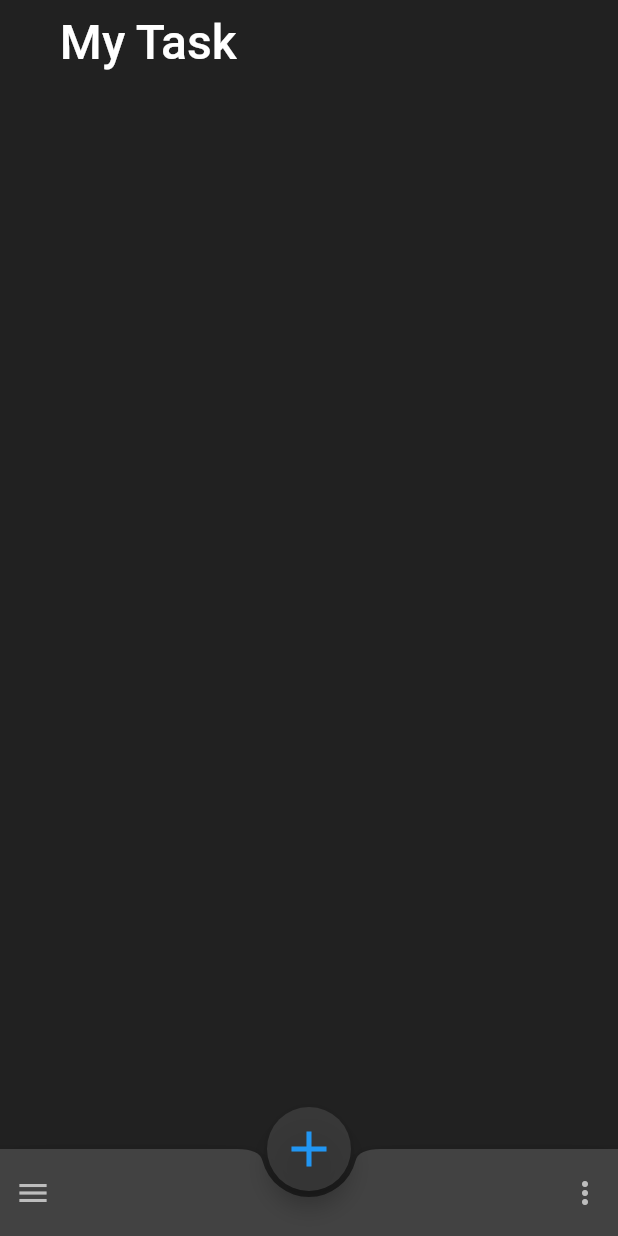
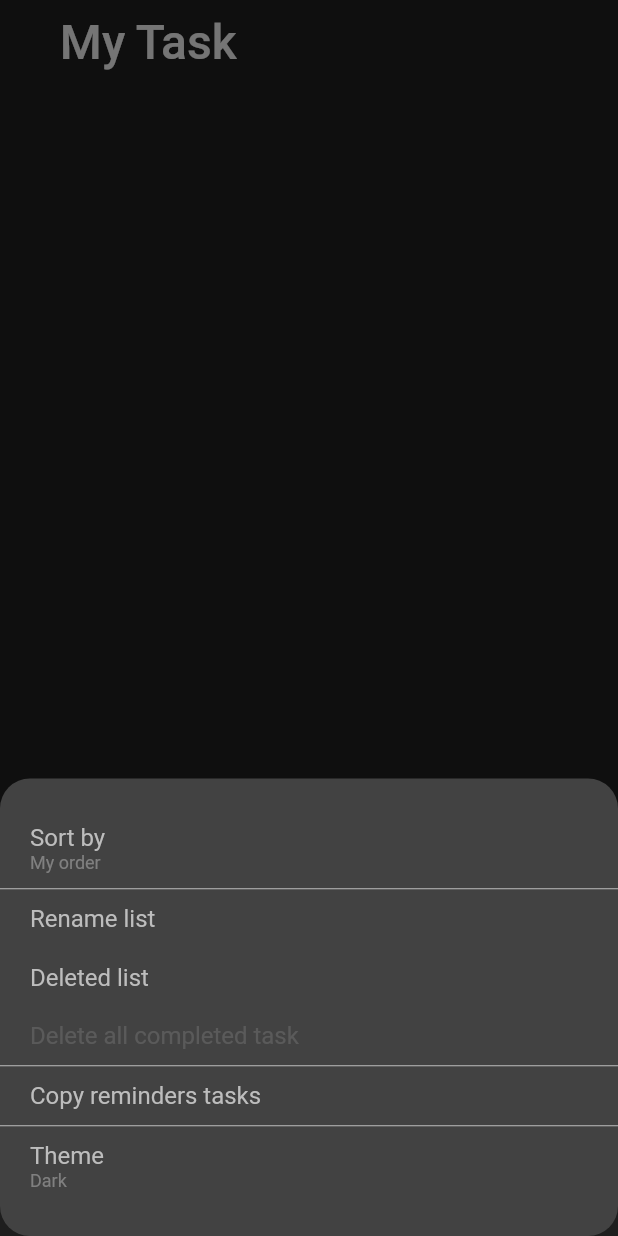
Before and after one commit to TalebRafiepour/GoogleTask, a Flutter app: the screen it shows after launch, after a tap on the "more vert" icon, on a phone screen of 412 x 824 dp. Run offline on Flutter 3.47's test engine with Material 2 defaults, Android fonts, the phone set to English and light mode, and no system bars; missing offline and left inert: flutter_rounded_date_picker.

Commit message:
step2, add 'createTaskDialog' and 'moreOption' widget and fix keyboard scroll page to up

```diff
--- a/lib/hamburgers_list.dart
+++ b/lib/hamburgers_list.dart
@@ -5,9 +5,10 @@ class HamburgersList extends StatelessWidget {
   @override
   Widget build(BuildContext context) {
     return Container(
-      padding: EdgeInsets.only(bottom: normalPadding),
+      padding: EdgeInsets.only(bottom: normalSpace),
       decoration: BoxDecoration(
         color: grayColor,
+        borderRadius: BorderRadius.all(Radius.circular(normalSpace)),
       ),
       child: Column(
         mainAxisSize: MainAxisSize.min,
@@ -27,7 +28,6 @@ class HamburgersList extends StatelessWidget {
             height: 1,
             color: lightGrayColor,
           ),
-
           ListTile(
             leading: Icon(
               Icons.feedback,
@@ -43,40 +43,39 @@ class HamburgersList extends StatelessWidget {
             height: 1,
             color: lightGrayColor,
           ),
-
           ListTile(
             title: Text(
               "Open-source licenses",
               style: TextStyle(fontSize: smallTextSize, color: lightGrayColor),
             ),
           ),
-
           Divider(
             height: 1,
             color: lightGrayColor,
           ),
-
           Padding(
-            padding: const EdgeInsets.all(smallPadding),
+            padding: const EdgeInsets.all(smallSpace),
             child: Row(
               mainAxisAlignment: MainAxisAlignment.center,
               children: <Widget>[
                 Text(
                   "Privacy Plicy",
-                  style: TextStyle(color: lightGrayColor,fontSize: verySmallTextSize),
+                  style: TextStyle(
+                      color: lightGrayColor, fontSize: verySmallTextSize),
                 ),
                 Text(
                   " . ",
-                  style: TextStyle(color: lightGrayColor,fontSize: verySmallTextSize),
+                  style: TextStyle(
+                      color: lightGrayColor, fontSize: verySmallTextSize),
                 ),
                 Text(
                   "Terms of service",
-                  style: TextStyle(color: lightGrayColor,fontSize: verySmallTextSize),
+                  style: TextStyle(
+                      color: lightGrayColor, fontSize: verySmallTextSize),
                 ),
               ],
             ),
           )
-
         ],
       ),
     );
--- a/lib/home_screen.dart
+++ b/lib/home_screen.dart
@@ -1,4 +1,6 @@
 import 'package:flutter/material.dart';
+import 'package:google_task_in_practice/create_task_dialog.dart';
+import 'package:google_task_in_practice/more_option.dart';
 import 'package:google_task_in_practice/res.dart';
 
 import 'hamburgers_list.dart';
@@ -31,7 +33,7 @@ class _MyHomePageState extends State<MyHomePage> {
           color: grayColor,
           shape: CircularNotchedRectangle(),
           child: Container(
-            padding: EdgeInsets.only(left: smallPadding, right: smallPadding),
+            padding: EdgeInsets.only(left: smallSpace, right: smallSpace),
             height: bottomBarHeight,
             child: Row(
               crossAxisAlignment: CrossAxisAlignment.center,
@@ -46,6 +48,7 @@ class _MyHomePageState extends State<MyHomePage> {
                   onTap: () {
                     showModalBottomSheet(
                         context: context,
+                        backgroundColor: Colors.transparent,
                         builder: (BuildContext ctx) => HamburgersList());
                   },
                 ),
@@ -55,7 +58,12 @@ class _MyHomePageState extends State<MyHomePage> {
                     color: lightGrayColor,
                     size: smallButtonSize,
                   ),
-                  onTap: () {},
+                  onTap: () {
+                    showModalBottomSheet(
+                        context: context,
+                        backgroundColor: Colors.transparent,
+                        builder: (BuildContext ctx) => MoreOption());
+                  },
                 ),
               ],
             ),
@@ -64,7 +72,12 @@ class _MyHomePageState extends State<MyHomePage> {
         floatingActionButtonLocation: FloatingActionButtonLocation.centerDocked,
         floatingActionButton: FloatingActionButton(
           backgroundColor: grayColor.withOpacity(0.7),
-          onPressed: () {},
+          onPressed: () {
+            showModalBottomSheet(
+                context: context,
+                backgroundColor: Colors.transparent,
+                builder: (BuildContext ctx) => CreateTaskDialog());
+          },
           child: Icon(
             Icons.add,
             size: normalButtonSize,
--- /dev/null
+++ b/lib/more_option.dart
@@ -0,0 +1,137 @@
+import 'package:flutter/material.dart';
+import 'package:google_task_in_practice/res.dart';
+
+class MoreOption extends StatefulWidget {
+  @override
+  _MoreOptionState createState() => _MoreOptionState();
+}
+
+class _MoreOptionState extends State<MoreOption> {
+  @override
+  Widget build(BuildContext context) {
+    return Container(
+        decoration: BoxDecoration(
+          color: grayColor,
+          borderRadius: BorderRadius.all(Radius.circular(normalSpace)),
+        ),
+        padding: EdgeInsets.only(top: normalSpace, bottom: normalSpace),
+        child: Column(
+          mainAxisAlignment: MainAxisAlignment.center,
+          crossAxisAlignment: CrossAxisAlignment.start,
+          mainAxisSize: MainAxisSize.min,
+          children: <Widget>[
+            Container(
+              margin: EdgeInsets.only(
+                  left: normalSpace,
+                  right: normalSpace,
+                  bottom: smallSpace,
+                  top: smallSpace),
+              child: Column(
+                mainAxisAlignment: MainAxisAlignment.start,
+                crossAxisAlignment: CrossAxisAlignment.start,
+                children: <Widget>[
+                  Text(
+                    "Sort by",
+                    style: TextStyle(
+                        fontSize: smallTextSize, color: lightGrayColor),
+                  ),
+                  Text(
+                    "My order",
+                    style: TextStyle(
+                        fontSize: verySmallTextSize,
+                        color: lightGrayColor.withOpacity(0.5)),
+                  ),
+                ],
+              ),
+            ),
+            Divider(
+              height: 1,
+              color: lightGrayColor,
+            ),
+            Container(
+              margin: EdgeInsets.only(
+                  left: normalSpace,
+                  right: normalSpace,
+                  bottom: smallSpace,
+                  top: smallSpace),
+              child: Text(
+                "Rename list",
+                style:
+                    TextStyle(fontSize: smallTextSize, color: lightGrayColor),
+              ),
+            ),
+            Container(
+              margin: EdgeInsets.only(
+                  left: normalSpace,
+                  right: normalSpace,
+                  bottom: smallSpace,
+                  top: smallSpace),
+              child: Text(
+                "Deleted list",
+                style:
+                    TextStyle(fontSize: smallTextSize, color: lightGrayColor),
+              ),
+            ),
+            Container(
+              margin: EdgeInsets.only(
+                  left: normalSpace,
+                  right: normalSpace,
+                  bottom: smallSpace,
+                  top: smallSpace),
+              child: Text(
+                "Delete all completed task",
+                style: TextStyle(
+                    fontSize: smallTextSize,
+                    color: lightGrayColor.withAlpha(50)),
+              ),
+            ),
+            Divider(
+              height: 1,
+              color: lightGrayColor,
+            ),
+            Container(
+              margin: EdgeInsets.only(
+                  left: normalSpace,
+                  right: normalSpace,
+                  bottom: smallSpace,
+                  top: smallSpace),
+              child: Text(
+                "Copy reminders tasks",
+                style: TextStyle(
+                    fontSize: smallTextSize,
+                    color: lightGrayColor),
+              ),
+            ),
+            Divider(
+              height: 1,
+              color: lightGrayColor,
+            ),
+
+            Container(
+              margin: EdgeInsets.only(
+                  left: normalSpace,
+                  right: normalSpace,
+                  bottom: smallSpace,
+                  top: smallSpace),
+              child: Column(
+                mainAxisAlignment: MainAxisAlignment.start,
+                crossAxisAlignment: CrossAxisAlignment.start,
+                children: <Widget>[
+                  Text(
+                    "Theme",
+                    style: TextStyle(
+                        fontSize: smallTextSize, color: lightGrayColor),
+                  ),
+                  Text(
+                    "Dark",
+                    style: TextStyle(
+                        fontSize: verySmallTextSize,
+                        color: lightGrayColor.withOpacity(0.5)),
+                  ),
+                ],
+              ),
+            ),
+          ],
+        ));
+  }
+}
--- a/lib/res.dart
+++ b/lib/res.dart
@@ -7,17 +7,21 @@ const double bottomBarHeight = 58;
 //textSize
 const double largeTextSize = 32;
 const double smallTextSize = 16;
+const double normalTextSize = 18;
 const double verySmallTextSize = 12;
 
 //button
 const double smallButtonSize = 24;
+const double verySmallButtonSize = 18;
 const double normalButtonSize = 40;
 
 //padding
-const double smallPadding = 10;
-const double normalPadding = 20;
+const double smallSpace = 10;
+const double normalSpace = 20;
 
 //colors
 const Color blackColor = Color(0xff212121);
 const Color grayColor = Color(0xff424242);
 const Color lightGrayColor = Color(0xffbdbdbd);
+const Color veryLightGrayColor = Color(0xffe0e0e0);
+const Color blueColor = Color(0xff536dfe);
--- a/pubspec.yaml
+++ b/pubspec.yaml
@@ -19,6 +19,8 @@ environment:
 dependencies:
   flutter:
     sdk: flutter
+  flutter_rounded_date_picker: ^1.0.4
+  intl: ^0.16.1
 
 
   # The following adds the Cupertino Icons font to your application.
```
Also changed, not shown: lib/create_task_dialog.dart (added, +165 -0 lines), pubspec.lock.
